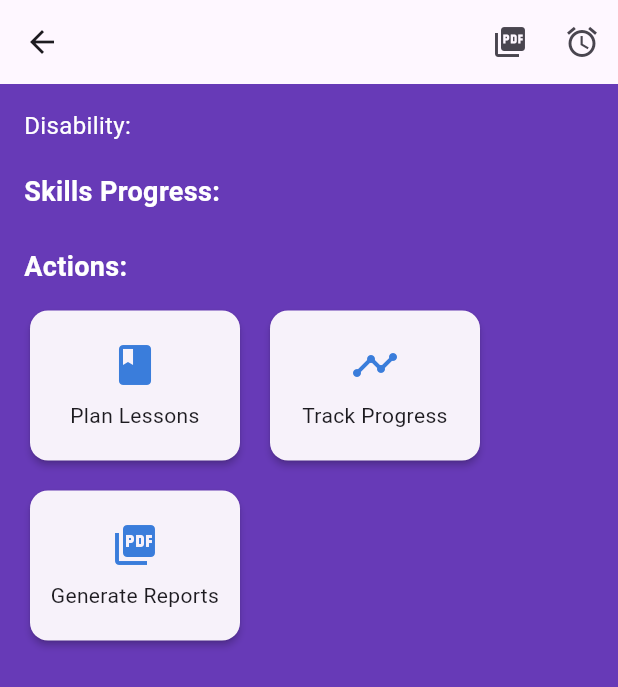
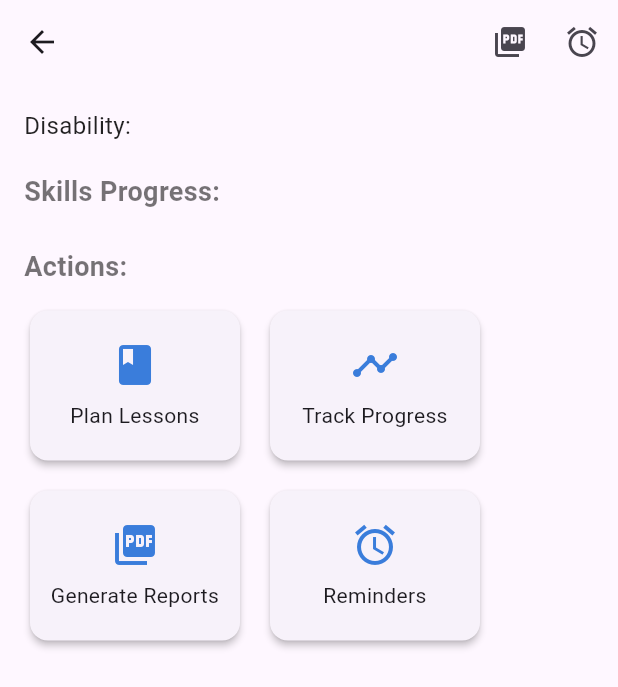
Before and after one commit to Quincy1738/Transistion1242, a Flutter app: the StudentProfileScreen screen opened directly with empty values, on a phone screen of 412 x 824 dp. Shown: the top 687 px of the screen. Run offline on Flutter 3.47's test engine with Material 3 defaults, Android fonts, the phone set to English and light mode, and no system bars; our stand-ins replace fl_chart, flutter_local_notifications, pdf, printing, shared_preferences, sqflite and 2 more; accounts and stored records are empty.

Commit message:
Update student_profile.dart

```diff
--- a/lib/screens/student_profile.dart
+++ b/lib/screens/student_profile.dart
@@ -1,3 +1,5 @@
+// lib/screens/student_profile.dart
+
 import 'package:flutter/material.dart';
 import 'package:transition_curriculum/models/student.dart';
 import 'package:transition_curriculum/services/database_helper.dart';
@@ -11,7 +13,6 @@ class StudentProfileScreen extends StatelessWidget {
   @override
   Widget build(BuildContext context) {
     return Scaffold(
-      backgroundColor: Colors.deepPurple, // Set purple background color
       appBar: AppBar(
         title: Text(student.name),
         actions: [
@@ -51,14 +52,14 @@ class StudentProfileScreen extends StatelessWidget {
             // Student basic info
             Text(
               "Disability: ${student.disability}",
-              style: AppTextStyles.body.copyWith(color: Colors.white),
+              style: AppTextStyles.body,
             ),
             SizedBox(height: 20),
 
             // Skills progress section
             Text(
               "Skills Progress:",
-              style: AppTextStyles.subheader.copyWith(color: Colors.white),
+              style: AppTextStyles.subheader,
             ),
             ...student.skills.entries.map((entry) {
               return Padding(
@@ -66,16 +67,13 @@ class StudentProfileScreen extends StatelessWidget {
                 child: Column(
                   crossAxisAlignment: CrossAxisAlignment.start,
                   children: [
-                    Text(
-                      "${entry.key} (${entry.value}%)",
-                      style: TextStyle(color: Colors.white),
-                    ),
+                    Text("${entry.key} (${entry.value}%)"),
                     SizedBox(height: 4),
                     LinearProgressIndicator(
                       value: entry.value / 100,
                       minHeight: 10,
-                      backgroundColor: Colors.grey[300],
-                      color: AppColors.categoryColors[entry.key] ?? Colors.white,
+                      backgroundColor: Colors.grey[200],
+                      color: AppColors.categoryColors[entry.key]!,
                     ),
                   ],
                 ),
@@ -87,7 +85,7 @@ class StudentProfileScreen extends StatelessWidget {
             // Action cards for the four modules
             Text(
               "Actions:",
-              style: AppTextStyles.subheader.copyWith(color: Colors.white),
+              style: AppTextStyles.subheader,
             ),
             SizedBox(height: 12),
             Wrap(
@@ -120,6 +118,19 @@ class StudentProfileScreen extends StatelessWidget {
                     '/reports',
                     arguments: student,
                   ),
+                ),
+                _ActionCard(
+                  icon: Icons.alarm,
+                  label: "Reminders",
+                  onTap: () async {
+                    final lessons = await DatabaseHelper.instance
+                        .getLessonsForStudent(student.id!);
+                    Navigator.pushNamed(
+                      context,
+                      '/reminders',
+                      arguments: lessons,
+                    );
+                  },
                 ),
               ],
             ),
```
